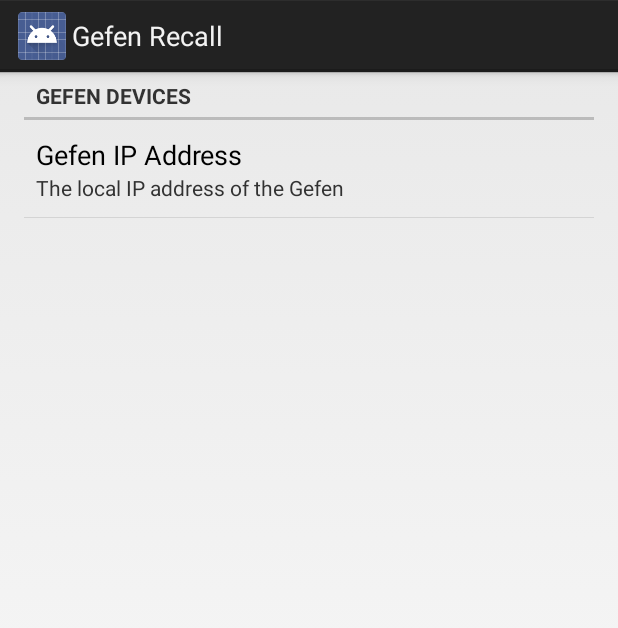
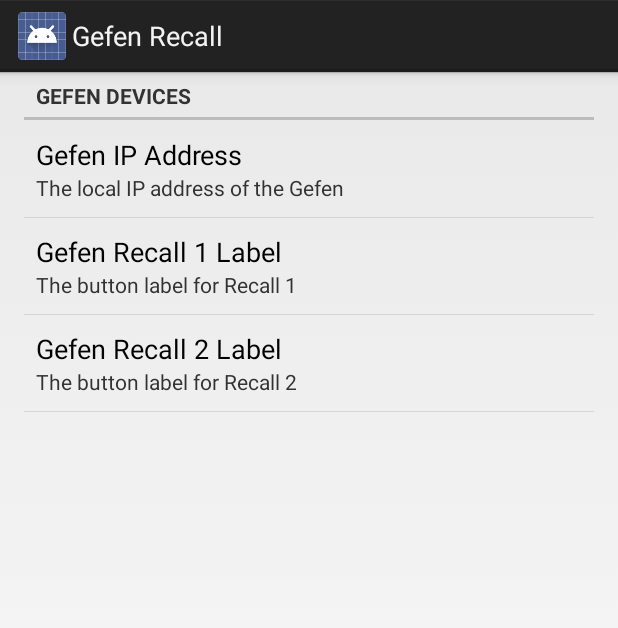
Before and after one commit to jewkesy/GefenRecall, an Android app: the screen it shows after launch (SetPreferenceActivity), in the options menu, after a tap on "Settings", on a phone screen of 412 x 824 dp. Shown: the top 628 px of the screen. Run offline under Robolectric (Android 15) with nearby library versions, the phone set to English and light mode, and no system bars.

Commit message:
Now uses preferences to store custom settings

```diff
--- a/app/src/main/java/com/daryljewkes/gefenrecall/MyActivity.java
+++ b/app/src/main/java/com/daryljewkes/gefenrecall/MyActivity.java
@@ -54,6 +54,7 @@ public class MyActivity extends Activity implements View.OnClickListener {
     protected void onRestart() {
         super.onRestart();
         CheckWifi();
+        loadPrefs();
     }
 
     @Override
@@ -86,8 +87,13 @@ public class MyActivity extends Activity implements View.OnClickListener {
 
     private void loadPrefs() {
         SharedPreferences mySharedPreferences = PreferenceManager.getDefaultSharedPreferences(this);
-        String strConnectTo = mySharedPreferences.getString("edittext_preference", "");
+        String strConnectTo = mySharedPreferences.getString("gefenIP_preference", "[empty]");
+        String strRecall1Label = mySharedPreferences.getString("gefenOneLabel_preference", "[empty]");
+        String strRecall2Label = mySharedPreferences.getString("gefenTwoLabel_preference", "[empty]");
+
         txtConnectTo.setText(strConnectTo);
+        btnRecall1.setText(strRecall1Label);
+        btnRecall2.setText(strRecall2Label);
     }
 
     private void CheckWifi() {
@@ -100,16 +106,14 @@ public class MyActivity extends Activity implements View.OnClickListener {
         } else {
             txtConnStatus.setVisibility(View.VISIBLE);
             Toast.makeText(this, "no wifi", Toast.LENGTH_SHORT).show();
-
         }
-
     }
 
     private void performRecall(int recallId) {
         Log.d("main", "id is :" + recallId);
 
         SharedPreferences mySharedPreferences = PreferenceManager.getDefaultSharedPreferences(this);
-        String strConnectTo = mySharedPreferences.getString("edittext_preference", "");
+        String strConnectTo = mySharedPreferences.getString("gefenIP_preference", "");
 
         String geffonUrl = "http://" + strConnectTo  + "/actionHandler.shtml?a=recallPreset&r=index.shtml&preset=" + recallId;
 
@@ -118,7 +122,6 @@ public class MyActivity extends Activity implements View.OnClickListener {
         task.execute(geffonUrl);
 
         Toast.makeText(this, "Recall " + recallId + " sent", Toast.LENGTH_SHORT).show();
-
     }
 
     @Override
--- a/app/src/main/res/layout/activity_my.xml
+++ b/app/src/main/res/layout/activity_my.xml
@@ -18,13 +18,13 @@
         android:layout_height="wrap_content"
         android:id="@+id/btnRecall1"
         android:textStyle="bold"
-        android:text="@string/recall1_text"/>
+        android:text="@string/holding_text"/>
     <Button
         android:layout_width="match_parent"
         android:layout_height="wrap_content"
         android:id="@+id/btnRecall2"
         android:textStyle="bold"
-        android:text="@string/recall2_text"/>
+        android:text="@string/holding_text"/>
 
     <TextView
         android:id="@+id/txtConnStatus"
--- a/app/src/main/res/values/strings.xml
+++ b/app/src/main/res/values/strings.xml
@@ -1,10 +1,7 @@
 <?xml version="1.0" encoding="utf-8"?>
 <resources>
-
     <string name="app_name">Gefen Recall</string>
     <string name="hello_world">Hello world!</string>
     <string name="action_settings">Settings</string>
-    <string name="recall1_text">Mezzanine</string>
-    <string name="recall2_text">Sluice</string>
-
+    <string name="holding_text">Set in Preferences</string>
 </resources>
--- a/app/src/main/res/xml/preferences.xml
+++ b/app/src/main/res/xml/preferences.xml
@@ -11,6 +11,18 @@
             android:summary="The local IP address of the Gefen"
             android:dialogTitle="Please enter the IP Address"
             />
+        <EditTextPreference
+            android:key="gefenOneLabel_preference"
+            android:title="Gefen Recall 1 Label"
+            android:summary="The button label for Recall 1"
+            android:dialogTitle="Please enter the label"
+            />
+        <EditTextPreference
+            android:key="gefenTwoLabel_preference"
+            android:title="Gefen Recall 2 Label"
+            android:summary="The button label for Recall 2"
+            android:dialogTitle="Please enter the label"
+            />
 
     </PreferenceCategory>
 </PreferenceScreen>
```
